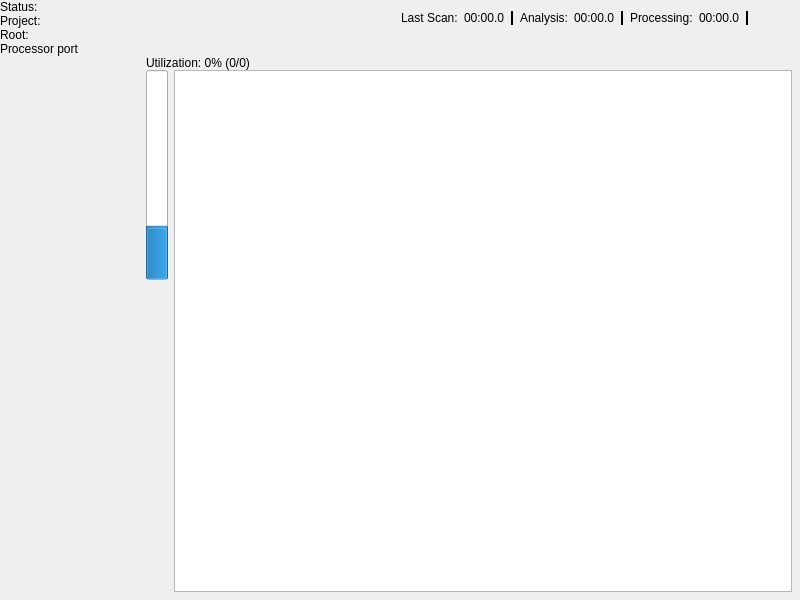
Before: the Qt Designer form Code/Tools/AssetProcessor/native/ui/MainWindow.ui in o3de/o3de, drawn with Qt 5.
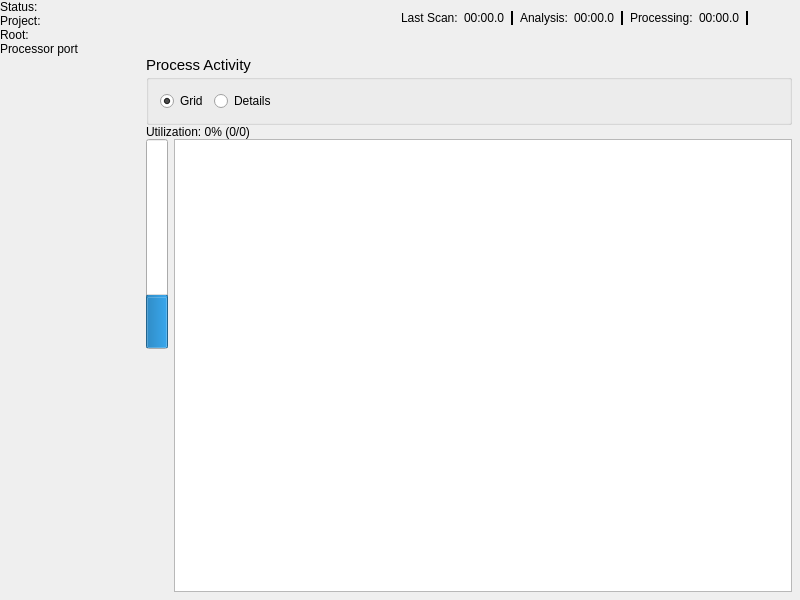
After: the same form once the commit is applied. The open tabs and pages were chosen to show the change. Icons and pictures are not drawn. Custom widgets are drawn as their Qt base class.

Commit message: Added detail view mode

The edit to the form file:
```diff
--- a/Code/Tools/AssetProcessor/native/ui/MainWindow.ui
+++ b/Code/Tools/AssetProcessor/native/ui/MainWindow.ui
@@ -1485,12 +1485,76 @@
            <number>0</number>
           </property>
           <item>
-           <widget class="QLabel" name="processUtilization">
+           <widget class="QLabel" name="processesPageLabel">
+            <property name="font">
+             <font>
+              <pointsize>11</pointsize>
+             </font>
+            </property>
             <property name="text">
-             <string>Utilization: 0% (0/0)</string>
+             <string>Process Activity</string>
             </property>
            </widget>
           </item>
+          <item>
+           <widget class="QGroupBox" name="processDisplayGroup">
+            <property name="title">
+             <string/>
+            </property>
+            <property name="flat">
+             <bool>false</bool>
+            </property>
+            <layout class="QHBoxLayout" name="horizontalLayout_4">
+             <item>
+              <widget class="QRadioButton" name="processesGrid">
+               <property name="text">
+                <string>Grid</string>
+               </property>
+               <property name="checked">
+                <bool>true</bool>
+               </property>
+               <attribute name="buttonGroup">
+                <string notr="true">buttonGroup</string>
+               </attribute>
+              </widget>
+             </item>
+             <item>
+              <widget class="QRadioButton" name="processesDetails">
+               <property name="text">
+                <string>Details</string>
+               </property>
+               <attribute name="buttonGroup">
+                <string notr="true">buttonGroup</string>
+               </attribute>
+              </widget>
+             </item>
+             <item>
+              <spacer name="horizontalSpacer_4">
+               <property name="orientation">
+                <enum>Qt::Horizontal</enum>
+               </property>
+               <property name="sizeHint" stdset="0">
+                <size>
+                 <width>40</width>
+                 <height>20</height>
+                </size>
+               </property>
+              </spacer>
+             </item>
+            </layout>
+           </widget>
+          </item>
+          <item>
+           <layout class="QHBoxLayout" name="horizontalLayout_2">
+            <item>
+             <widget class="QLabel" name="processUtilization">
+              <property name="text">
+               <string>Utilization: 0% (0/0)</string>
+              </property>
+             </widget>
+            </item>
+           </layout>
+          </item>
           <item>
            <layout class="QHBoxLayout" name="horizontalLayout">
             <property name="spacing">
```
Left out of the diff: 5 changed lines with no effect on the pictures. The commit also changes 7 other files.
